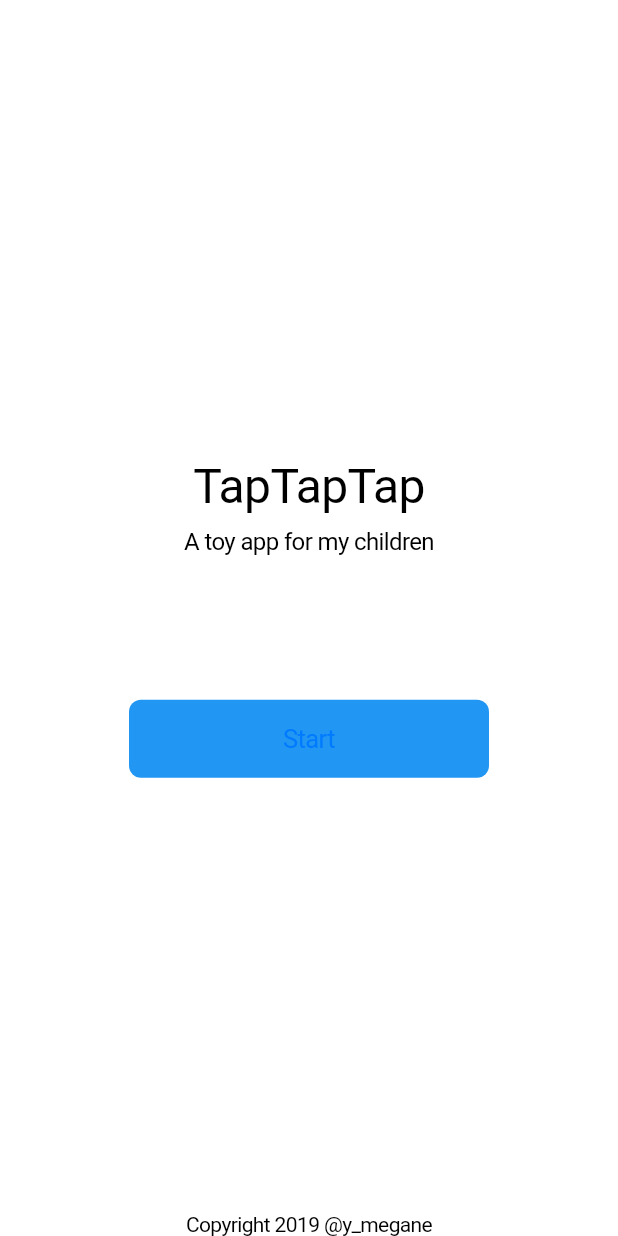
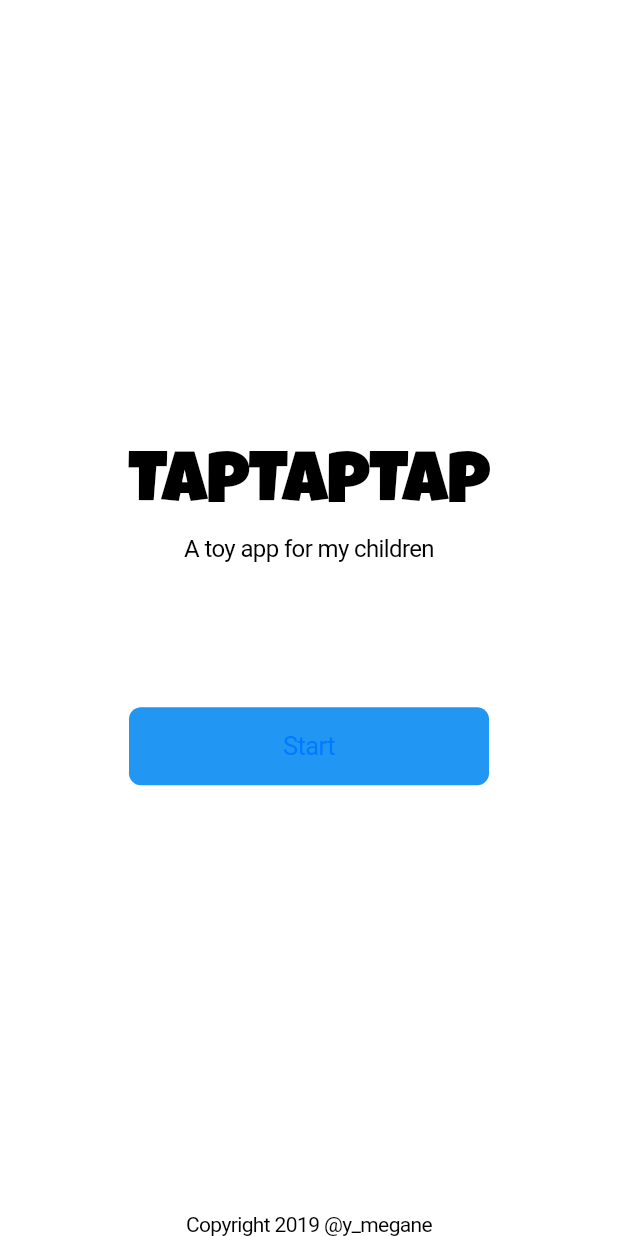
Before and after one commit to ymegane/TapTapTap2, a Flutter app: the screen it shows after launch, on a phone screen of 412 x 824 dp. Run offline on Flutter 3.47's test engine with Material 2 defaults, Android fonts, the light colour scheme and no system bars; our stand-ins replace rxdart; missing offline and left inert: bloc_provider, soundpool.

Commit message:
:sparkles: Use custom font

```diff
--- a/lib/widget/launch_screen.dart
+++ b/lib/widget/launch_screen.dart
@@ -18,7 +18,8 @@ class LaunchScreen extends StatelessWidget {
                     'TapTapTap',
                     textAlign: TextAlign.center,
                     style: TextStyle(
-                      fontSize: 32.0,
+                      fontFamily: 'LuckiestGuy',
+                      fontSize: 48.0,
                     ),
                   ),
                   const Padding(
--- a/pubspec.yaml
+++ b/pubspec.yaml
@@ -75,3 +75,7 @@ flutter:
   #
   # For details regarding fonts from package dependencies,
   # see https://flutter.io/custom-fonts/#from-packages
+  fonts:
+    - family: LuckiestGuy
+      fonts:
+        - asset: assets/LuckiestGuy-Regular.ttf
```
Also changed, not shown: assets/LuckiestGuy-Regular.ttf (added).
